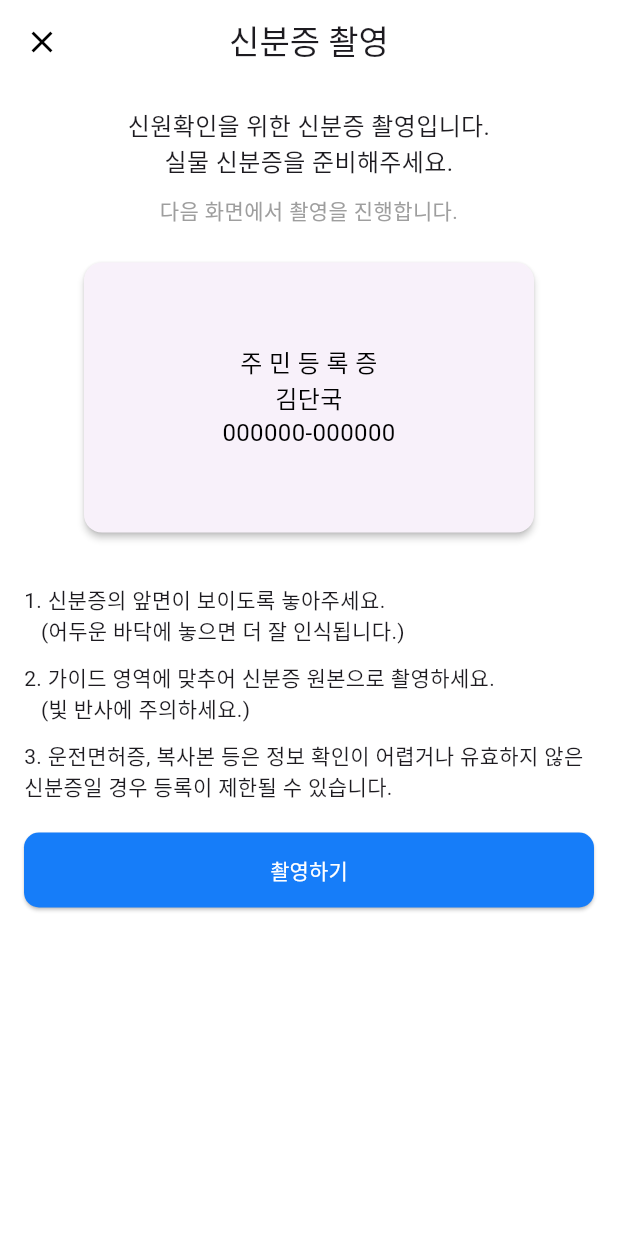
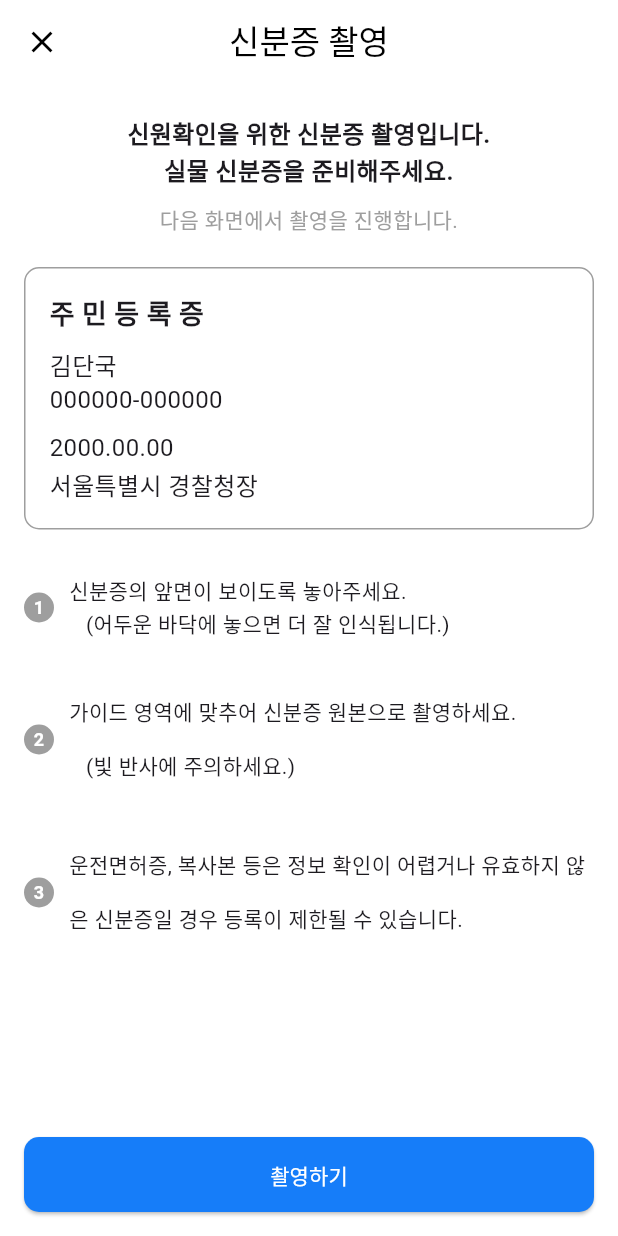
Before and after one commit to 9oormthonDKU/Frontend, a Flutter app: the IdentityVerificationView screen opened directly, on a phone screen of 412 x 824 dp. Run offline on Flutter 3.47's test engine with Material 3 defaults, Android fonts, the phone set to English and light mode, and no system bars; our stand-ins replace image_picker, table_calendar; accounts and stored records are empty.

Commit message:
chore(identity_verification): 디자인 수정
chore(identity_verification): 디자인 수정

```diff
--- a/goormthonfe/lib/views/identity_verification_view.dart
+++ b/goormthonfe/lib/views/identity_verification_view.dart
@@ -1,4 +1,3 @@
-// lib/views/identity_verification_view.dart
 import 'package:flutter/material.dart';
 import '../controllers/identity_verification_controller.dart';
 import '../models/identity_verification_model.dart';
@@ -21,12 +20,36 @@ class _IdentityVerificationViewState extends State<IdentityVerificationView> {
     _verificationController = IdentityVerificationController(_verificationModel);
   }
 
+  Widget buildNumberCircle(String number) {
+    return Container(
+      width: 20,  // Adjusted to make the circle smaller
+      height: 20,
+      decoration: const BoxDecoration(
+        color: Colors.grey,  // Changed the color to gray
+        shape: BoxShape.circle,
+      ),
+      child: Center(
+        child: Text(
+          number,
+          style: const TextStyle(
+            color: Colors.white,
+            fontSize: 12,  // Adjusted font size to fit the smaller circle
+            fontWeight: FontWeight.bold,
+          ),
+        ),
+      ),
+    );
+  }
+
   @override
   Widget build(BuildContext context) {
     return Scaffold(
-      backgroundColor: Colors.white,  // 배경색을 흰색으로 설정
+      backgroundColor: Colors.white,
       appBar: AppBar(
-        title: const Text('신분증 촬영'),
+        title: const Text(
+          '신분증 촬영',
+          style: TextStyle(color: Colors.black),
+        ),
         centerTitle: true,
         backgroundColor: Colors.white,
         elevation: 0,
@@ -37,64 +60,101 @@ class _IdentityVerificationViewState extends State<IdentityVerificationView> {
           },
         ),
       ),
-      body: SingleChildScrollView(
-        child: Padding(
-          padding: const EdgeInsets.all(16.0),
+      body: Padding(
+        padding: const EdgeInsets.symmetric(horizontal: 16.0), // Consistent horizontal padding
         child: Column(
           crossAxisAlignment: CrossAxisAlignment.center,
           children: [
+            const SizedBox(height: 20),  // Adds space after appBar
             const Text(
               '신원확인을 위한 신분증 촬영입니다.\n실물 신분증을 준비해주세요.',
-                style: TextStyle(fontSize: 16),
+              style: TextStyle(fontSize: 16, fontWeight: FontWeight.bold, height: 1.5), // 행간을 넓게 설정
               textAlign: TextAlign.center,
             ),
             const SizedBox(height: 10),
             const Text(
               '다음 화면에서 촬영을 진행합니다.',
-                style: TextStyle(fontSize: 14, color: Colors.grey),
+              style: TextStyle(fontSize: 14, color: Colors.grey, height: 1.5), // 행간을 넓게 설정
               textAlign: TextAlign.center,
             ),
             const SizedBox(height: 20),
-              const Card(
-                elevation: 2,
-                child: SizedBox(
-                  width: 300,
-                  height: 180,
-                  child: Center(
-                    child: Text(
-                      '주 민 등 록 증\n김단국\n000000-000000',
-                      style: TextStyle(fontSize: 16, color: Colors.black),
-                      textAlign: TextAlign.center,
+            Container(
+              width: double.infinity, // Takes full width within the padding
+              padding: const EdgeInsets.all(16),
+              decoration: BoxDecoration(
+                borderRadius: BorderRadius.circular(10),
+                border: Border.all(color: Colors.black38),
               ),
+              child: Column(
+                crossAxisAlignment: CrossAxisAlignment.start,
+                children: const [
+                  Text(
+                    '주 민 등 록 증',
+                    style: TextStyle(fontSize: 18, fontWeight: FontWeight.bold, height: 1.5), // 행간을 넓게 설정
                   ),
+                  SizedBox(height: 8),
+                  Text(
+                    '김단국\n000000-000000',
+                    style: TextStyle(fontSize: 16, height: 1.5), // 행간을 넓게 설정
+                  ),
+                  SizedBox(height: 8),
+                  Text(
+                    '2000.00.00',
+                    style: TextStyle(fontSize: 16, height: 1.5), // 행간을 넓게 설정
+                  ),
+                  Text(
+                    '서울특별시 경찰청장',
+                    style: TextStyle(fontSize: 16, height: 1.5), // 행간을 넓게 설정
+                  ),
+                ],
               ),
             ),
             const SizedBox(height: 30),
-              const Align(
-                alignment: Alignment.centerLeft,
+            Row(
+              crossAxisAlignment: CrossAxisAlignment.center, // Aligns number and text vertically
+              children: [
+                buildNumberCircle('1'),
+                const SizedBox(width: 10),
+                const Expanded(
                   child: Text(
-                  '1. 신분증의 앞면이 보이도록 놓아주세요.\n   (어두운 바닥에 놓으면 더 잘 인식됩니다.)',
-                  style: TextStyle(fontSize: 14),
+                    '신분증의 앞면이 보이도록 놓아주세요.\n   (어두운 바닥에 놓으면 더 잘 인식됩니다.)',
+                    style: TextStyle(fontSize: 14, height: 1.5), // 행간을 넓게 설정
                   ),
                 ),
-              const SizedBox(height: 10),
-              const Align(
-                alignment: Alignment.centerLeft,
+              ],
+            ),
+            const SizedBox(height: 30),  // 숫자 1과 2 사이 간격 추가
+            Row(
+              crossAxisAlignment: CrossAxisAlignment.center,  // Aligns number and text vertically
+              children: [
+                buildNumberCircle('2'),
+                const SizedBox(width: 10),
+                const Expanded(
                   child: Text(
-                  '2. 가이드 영역에 맞추어 신분증 원본으로 촬영하세요.\n   (빛 반사에 주의하세요.)',
-                  style: TextStyle(fontSize: 14),
+                    '가이드 영역에 맞추어 신분증 원본으로 촬영하세요.\n   (빛 반사에 주의하세요.)',
+                    style: TextStyle(fontSize: 14, height: 2.5), // 행간을 넓게 설정
                   ),
                 ),
-              const SizedBox(height: 10),
-              const Align(
-                alignment: Alignment.centerLeft,
+              ],
+            ),
+            const SizedBox(height: 30),  // 숫자 2와 3 사이 간격 추가
+            Row(
+              crossAxisAlignment: CrossAxisAlignment.center,  // Aligns number and text vertically
+              children: [
+                buildNumberCircle('3'),
+                const SizedBox(width: 10),
+                const Expanded(
                   child: Text(
-                  '3. 운전면허증, 복사본 등은 정보 확인이 어렵거나 유효하지 않은 신분증일 경우 등록이 제한될 수 있습니다.',
-                  style: TextStyle(fontSize: 14),
+                    '운전면허증, 복사본 등은 정보 확인이 어렵거나 유효하지 않은 신분증일 경우 등록이 제한될 수 있습니다.',
+                    style: TextStyle(fontSize: 14, height: 2.5), // 행간을 넓게 설정
                   ),
                 ),
-              const SizedBox(height: 20),
-              ElevatedButton(
+              ],
+            ),
+            const Spacer(),  // Pushes the button to the bottom
+            Padding(
+              padding: const EdgeInsets.only(bottom: 16.0), // Adds consistent padding below the button
+              child: ElevatedButton(
                 onPressed: () {
                   // 신분증 촬영 페이지로 이동
                   Navigator.push(
@@ -111,8 +171,8 @@ class _IdentityVerificationViewState extends State<IdentityVerificationView> {
                   ),
                 ),
               ),
+            ),
           ],
-          ),
         ),
       ),
     );
```
Lines whose indentation alone changed are shown as unchanged.
